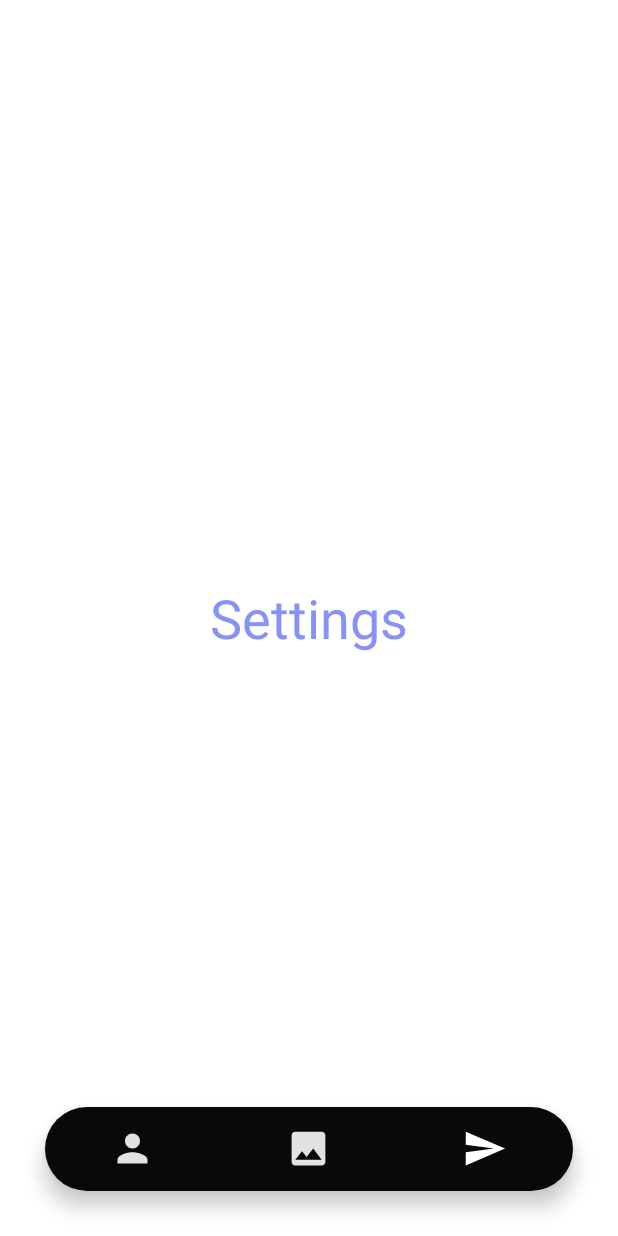
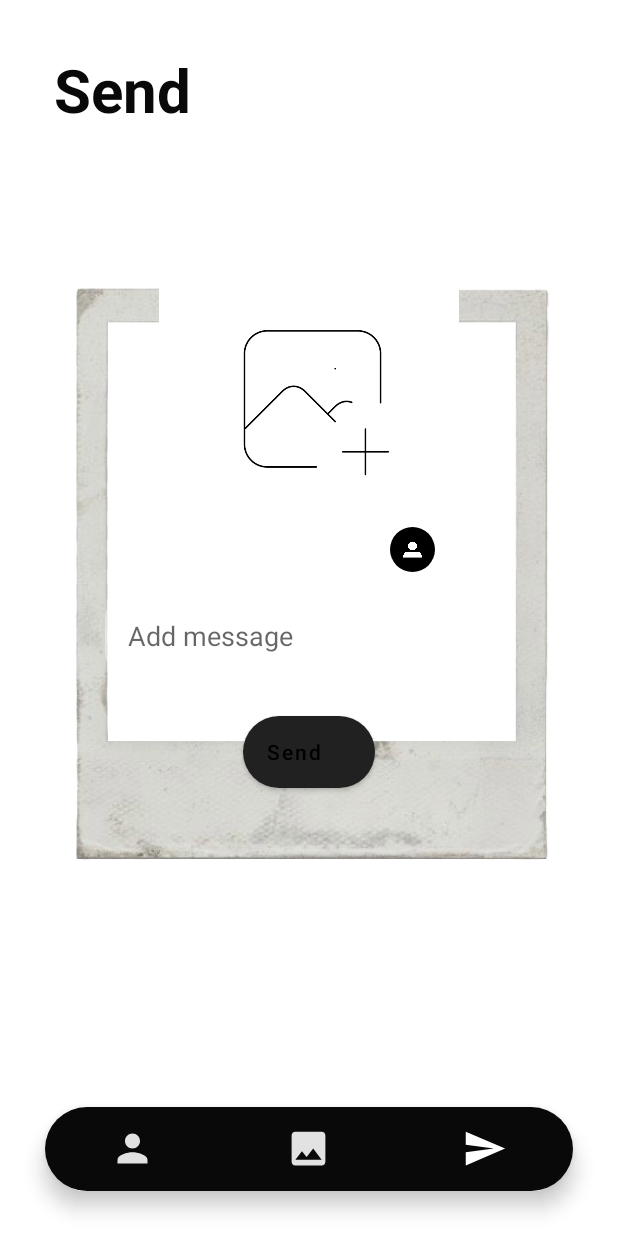
Before and after one commit to HHsungmoon/MadCampPj1, an Android app: the SendActivity screen opened directly, with no data from a screen before it, on a phone screen of 412 x 824 dp. Run offline under Robolectric (Android 15) with nearby library versions, the phone set to English and light mode, and no system bars.

Commit message:
feat : tab3 레이아웃

```diff
--- a/app/src/main/java/com/example/madcamppj1/MainActivity_addContact.kt
+++ b/app/src/main/java/com/example/madcamppj1/MainActivity_addContact.kt
@@ -23,6 +23,7 @@ class BottomSheetFrag : BottomSheetDialogFragment() {
     private lateinit var phoneEditText: EditText
     private lateinit var addPhotoButton: Button
     private lateinit var doneButton: Button
+    private lateinit var cancelButton: Button
 
     private var selectedImageUri: Uri? = null // 사용자가 선택한 이미지의 URI
 
@@ -48,35 +49,37 @@ class BottomSheetFrag : BottomSheetDialogFragment() {
         phoneEditText = view.findViewById(R.id.editTextPhone)
         addPhotoButton = view.findViewById(R.id.btnAddPhoto)
         doneButton = view.findViewById(R.id.btnDone)
-
+        cancelButton = view.findViewById(R.id.btnCancel)
+        doneButton.setClickable(false);
+        doneButton.setTextColor(resources.getColor(R.color.btnDeactivatedColor))
         // Handling addPhotoButton click event
         addPhotoButton.setOnClickListener {
             openGallery()
         }
-        doneButton.setClickable(false);
-        doneButton.setTextColor(resources.getColor(R.color.btnDoneDeactivatedColor))
+
         // Handling doneButton click event
         doneButton.setOnClickListener {
             val firstName = firstNameEditText.text.toString()
-
-
             // Here you can use 'selectedImageUri' for the selected image URI
             // Perform any required operation with the data obtained from the EditText fields and the image URI
             if (firstName.isNotEmpty()) {
-                doneButton.setClickable(true)
-                doneButton.setTextColor(resources.getColor(R.color.btnDoneActivatedColor))
+                doneButton.isEnabled = true
+//                doneButton.setTextColor(resources.getColor(R.color.btnActivatedColor))
                 val lastName = lastNameEditText.text.toString()
                 val phoneNumber = phoneEditText.text.toString()
-                val contact = Profile(selectedImageUri,firstName+lastName, phoneNumber)
+                val contact = Profile(selectedImageUri,"$firstName $lastName", phoneNumber)
                 profilesList?.add(contact)
-
+                dismiss()
                 // TODO: contactList를 사용하여 ListView에 데이터 표시
                 // 예를 들어, Custom Adapter를 사용하여 ListView에 데이터 연결
             } else {
                 // 사용자에게 이름을 입력하도록 요청하는 메시지 표시
+                doneButton.isEnabled = false
+//                doneButton.setTextColor(resources.getColor(R.color.btnDeactivatedColor))
                 Toast.makeText(context, "Please enter a first name.", Toast.LENGTH_SHORT).show()
             }
-
+        }
+        cancelButton.setOnClickListener {
             dismiss()
         }
     }
--- /dev/null
+++ b/app/src/main/res/Color/button_text_color.xml
@@ -0,0 +1,5 @@
+<?xml version="1.0" encoding="utf-8"?>
+<selector xmlns:android="http://schemas.android.com/apk/res/android">
+    <item android:color="@color/btnActivatedColor" android:state_enabled="true"/>
+    <item android:color="@color/btnDeactivatedColor" android:state_enabled="false"/>
+</selector>
--- a/app/src/main/res/drawable/circle_shape.xml
+++ b/app/src/main/res/drawable/circle_shape.xml
@@ -1,8 +1,8 @@
 <?xml version="1.0" encoding="utf-8"?>
 <shape xmlns:android="http://schemas.android.com/apk/res/android"
     android:shape="oval">
-    <solid android:color="@android:color/white" /> <!-- Change color as needed -->
+    <solid android:color="@android:color/black" /> <!-- Change color as needed -->
     <stroke
         android:width="0dp"
-        android:color="@color/black"/>
+        android:color="@color/black5"/>
 </shape>
--- /dev/null
+++ b/app/src/main/res/drawable/white_round_border.xml
@@ -0,0 +1,10 @@
+<?xml version="1.0" encoding="utf-8"?>
+<shape xmlns:android="http://schemas.android.com/apk/res/android"
+    android:shape="rectangle">
+    <solid android:color="#80FFFFFF" />
+    <corners
+        android:topLeftRadius="10dp"
+        android:topRightRadius="10dp"
+        android:bottomLeftRadius="10dp"
+        android:bottomRightRadius="10dp"/>
+</shape>
--- a/app/src/main/res/layout/activity_send.xml
+++ b/app/src/main/res/layout/activity_send.xml
@@ -4,15 +4,110 @@
     xmlns:tools="http://schemas.android.com/tools"
     android:layout_width="match_parent"
     android:layout_height="match_parent"
-    tools:context=".SendActivity">
+    tools:context=".SendActivity"
+    android:background="@color/white">
+    <androidx.appcompat.widget.Toolbar
+        android:id="@+id/toolbar"
+        android:layout_width="match_parent"
+        android:layout_height="wrap_content"
+        android:background="@color/white"
+        android:elevation="0dp"
+        android:layout_marginStart="20dp"
+        android:layout_marginEnd="20dp"
+        android:layout_marginTop="30dp"
+        android:theme="@style/ThemeOverlay.AppCompat.Dark.ActionBar">
 
-    <TextView
+        <!-- Left side: Contacts text -->
+        <TextView
+            android:id="@+id/textViewContacts"
+            android:layout_width="wrap_content"
+            android:layout_height="match_parent"
+            android:layout_gravity="start|bottom"
+            android:gravity="bottom|start"
+            android:text="Send"
+            android:textColor="@color/black2"
+            android:textSize="40sp"
+            android:textStyle="bold"
+            android:layout_marginStart="-30dp" />
+
+<!--        <ImageButton-->
+<!--            android:id="@+id/btnAddContact"-->
+<!--            android:layout_width="wrap_content"-->
+<!--            android:layout_height="match_parent"-->
+<!--            android:layout_gravity="end|bottom"-->
+<!--            android:background="?attr/selectableItemBackgroundBorderless"-->
+<!--            android:paddingStart="16dp"-->
+<!--            android:paddingEnd="5dp"-->
+<!--            android:paddingTop="16dp"-->
+<!--            android:paddingBottom="10dp"-->
+<!--            android:src="@drawable/ic_add"-->
+<!--            app:tint="@color/black" />-->
+    </androidx.appcompat.widget.Toolbar>
+
+    <!-- Your ImageView with the image -->
+    <ImageView
+        android:id="@+id/imageView"
+        android:layout_width="409dp"
+        android:layout_height="match_parent"
+        android:layout_centerHorizontal="true"
+        android:layout_marginBottom="55dp"
+        android:src="@drawable/img_1"
+        android:adjustViewBounds="true"/>
+
+    <ImageButton
+        android:id="@+id/btnAddImg"
+        android:layout_width="200dp"
+        android:layout_height="200dp"
+        android:layout_centerHorizontal="true"
+        android:layout_below="@id/toolbar"
+        android:layout_marginTop="80dp"
+        android:background="@color/white"
+        android:scaleType="fitCenter"
+        android:src="@drawable/img" />
+
+    <ImageButton
+        android:id="@+id/btnAddTag"
+        android:src="@drawable/igtag"
+        android:tint="@color/white"
+        android:layout_width="30dp"
+        android:layout_height="30dp"
+        android:layout_above="@id/editTextMessage"
+        android:layout_marginTop="80dp"
+        android:layout_marginLeft="260dp"
+        android:layout_marginBottom="-15dp"
+        android:scaleType="fitCenter"
+        android:background="@drawable/circle_shape"/>
+
+    <EditText
+        android:id="@+id/editTextMessage"
+        android:layout_width="match_parent"
+        android:layout_height="wrap_content"
+        android:layout_below="@id/btnAddImg"
+        android:layout_alignParentStart="true"
+        android:layout_marginTop="35dp"
+        android:layout_marginLeft="70dp"
+        android:layout_marginRight="70dp"
+        android:layout_centerHorizontal="true"
+        android:background="@drawable/white_round_border"
+        android:hint="Add message"
+        android:paddingLeft="15dp"
+        android:paddingTop="10dp"
+        android:paddingRight="15dp"
+        android:paddingBottom="10dp"
+        android:textColor="@android:color/black" />
+
+    <Button
+        android:id="@+id/btnAddPhoto"
+        android:background="@drawable/custom_button_background"
         android:layout_width="wrap_content"
         android:layout_height="wrap_content"
-        android:text="Settings"
-        android:textColor="@color/lavender"
-        android:layout_centerInParent="true"
-        android:textSize="36sp" />
+        android:text="Send"
+        android:textColor="@color/black"
+        android:gravity="center_vertical"
+        android:textAllCaps="false"
+        android:layout_below="@id/editTextMessage"
+        android:layout_centerHorizontal="true"
+        android:layout_marginTop="31dp"/>
 
     <com.google.android.material.bottomnavigation.BottomNavigationView
         android:id="@+id/bottomNavigation"
--- a/app/src/main/res/layout/add_contact.xml
+++ b/app/src/main/res/layout/add_contact.xml
@@ -39,7 +39,7 @@
             android:layout_alignParentStart="true"
             android:layout_alignParentTop="true"
             android:background="#00000000"
-            android:textColor="@color/btnDoneActivatedColor"/>
+            android:textColor="@color/btnActivatedColor"/>
 
         <Button
             android:id="@+id/btnDone"
@@ -51,9 +51,9 @@
             android:layout_alignParentEnd="true"
             android:layout_alignParentTop="true"
             android:background="#00000000"
-            android:textColor="@color/btnDoneDeactivatedColor"
+            android:textColor="@color/button_text_color"
             android:clickable="false"/>
-<!--            android:textColor="#d9d9d9" -->
+        <!--            android:textColor="#d9d9d9" -->
 
 
         <ImageView
--- a/app/src/main/res/values/colors.xml
+++ b/app/src/main/res/values/colors.xml
@@ -16,7 +16,7 @@
     <color name="black5">#E7E7E7</color>
     <color name="white">#FFFFFFFF</color>
 
-    <color name="btnDoneActivatedColor">#007AFF</color> <!-- Green color for activated state -->
-    <color name="btnDoneDeactivatedColor">#E9E9E9</color> <!-- Red color for deactivated state -->
+    <color name="btnActivatedColor">#007AFF</color> <!-- Green color for activated state -->
+    <color name="btnDeactivatedColor">#E9E9E9</color> <!-- Red color for deactivated state -->
 
 </resources>
```
Also changed, not shown: app/src/main/java/com/example/madcamppj1/MainActivity.kt (+8 -0 lines), app/src/main/res/drawable/igtag.png (added), app/src/main/res/drawable/img.png (added), app/src/main/res/drawable/img_1.png (added), app/src/main/res/drawable/polaroidframe.png (added).
